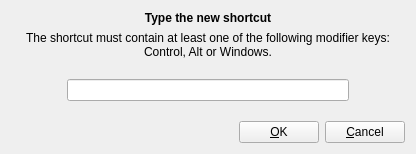
Before: the Qt Designer form Beeftext/Dialogs/ShortcutDialog.ui in xmichelo/Beeftext, drawn with Qt 5.
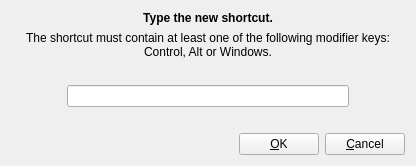
After: the same form once the commit is applied.

Patch:
```diff
--- a/Beeftext/Dialogs/ShortcutDialog.ui
+++ b/Beeftext/Dialogs/ShortcutDialog.ui
@@ -7,7 +7,7 @@
     <x>0</x>
     <y>0</y>
     <width>416</width>
-    <height>154</height>
+    <height>166</height>
    </rect>
   </property>
   <property name="windowTitle">
@@ -18,12 +18,11 @@
     <widget class="QLabel" name="label">
      <property name="font">
       <font>
-       <weight>75</weight>
        <bold>true</bold>
       </font>
      </property>
      <property name="text">
-      <string>Type the new shortcut</string>
+      <string>Type the new shortcut.</string>
      </property>
      <property name="alignment">
       <set>Qt::AlignCenter</set>
```
